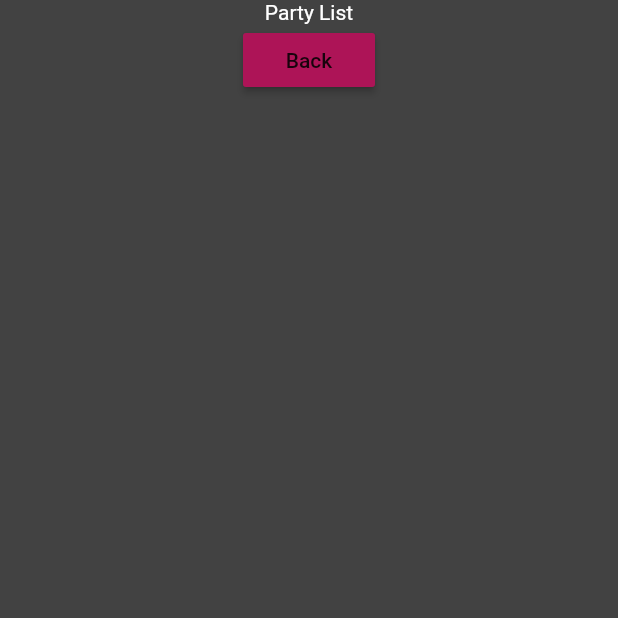
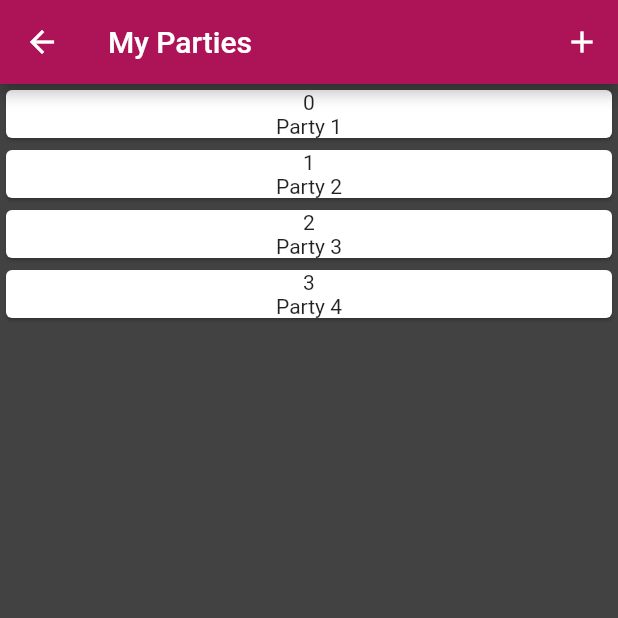
Before and after one commit to MSchmaud/party-app, a Flutter app: the screen it shows once a user with an empty profile is signed in, after a tap on "My Parties", on a phone screen of 412 x 824 dp, the top half of it. Run offline on Flutter 3.47's test engine with Material 2 defaults, Android fonts, the phone set to English and light mode, and no system bars; our stand-ins replace firebase_auth; missing offline and left inert: flutter_auth_buttons; accounts and stored records are empty.

Commit message:
made page nav better

```diff
--- a/lib/views/acc_page.dart
+++ b/lib/views/acc_page.dart
@@ -10,18 +10,13 @@ class AccountPage extends StatelessWidget {
     final _height = MediaQuery.of(ctxt).size.height;
 
     return Scaffold(
-      body: Container(
-        color: Theme.of(ctxt).backgroundColor,
-        height: _height,
-        width: _width,
-        child: SafeArea(
-          child: Column(
-            children: <Widget>[
-              Text("Account Page"),
-              // Sign out button
+      appBar: AppBar(
+        title: const Text('My Account'),
+        actions: <Widget>[
           IconButton(
             color: Colors.white,
             icon: Icon(Icons.undo),
+            tooltip: 'Sign Out',
             onPressed: () async {
               try{
                 AuthService auth = Provider.of(ctxt).auth;
@@ -32,6 +27,15 @@ class AccountPage extends StatelessWidget {
               }
             }
           ),
+        ],
+      ),
+      body: Container(
+        color: Theme.of(ctxt).backgroundColor,
+        height: _height,
+        width: _width,
+        child: SafeArea(
+          child: Column(
+            children: <Widget>[
 
               // DO ALL ACCOUNT STUFF HERE
 
@@ -55,6 +59,11 @@ class AccountPage extends StatelessWidget {
 
 // PAGE FOR THE PARTY LIST ROUTE
 class PartyList extends StatelessWidget {
+
+  final List<String> partiesList = [
+    "Party 1", "Party 2", "Party 3", "Party 4"
+  ];
+
   @override
   Widget build(BuildContext ctxt) {
 
@@ -62,25 +71,38 @@ class PartyList extends StatelessWidget {
     final _height = MediaQuery.of(ctxt).size.height;
 
     return Scaffold(
+      appBar: AppBar(
+        title: const Text('My Parties'),
+        actions: <Widget>[
+          IconButton(
+            icon: Icon(Icons.add),
+            tooltip: 'Go Back',
+            onPressed: () {
+              // ADD A NEW CARD
+            },
+          ),
+        ]
+      ),
       body: Container(
         color: Theme.of(ctxt).backgroundColor,
         height: _height,
         width: _width,
         child: SafeArea(
+          child: new ListView.builder(
+            itemCount: partiesList.length,
+            itemBuilder: (BuildContext ctxt, int index) {
+              return Container(
+                child: Card(
                   child: Column(
                     children: <Widget>[
-              Text("Party List", style: TextStyle(color: Colors.white)),
-              RaisedButton(
-                color: Theme.of(ctxt).primaryColor,
-                child: Text(
-                  "Back"
+                      Text(index.toString()),
+                      Text(partiesList[index]),
+                    ],
+                  )
                 ),
-                onPressed: () {
-                  Navigator.pop(ctxt);
+              );
             }
           ),
-            ]
-          )
         ),
       ),
     );
--- a/lib/views/home_view.dart
+++ b/lib/views/home_view.dart
@@ -1,5 +1,7 @@
 import 'package:flutter/material.dart';
 import "package:partyApp/views/acc_page.dart";
+import "package:partyApp/views/swipe_page.dart";
+import "package:partyApp/views/invites_page.dart";
 
 class Home extends StatefulWidget {
   @override
@@ -13,8 +15,8 @@ class _HomeState extends State<Home>{
   int _currentIndex = 0;
   final List<Widget> _children = [
     AccountPage(),
-    AccountPage(),
-    AccountPage(),
+    SwipePage(),
+    InvitesPage(),
   ];
 
   @override
@@ -48,18 +50,3 @@ class _HomeState extends State<Home>{
     });
   }
 }
-
-
-// Sign out button
-              //IconButton(
-                //icon: Icon(Icons.undo),
-                //onPressed: () async {
-                  //try{
-                    //AuthService auth = Provider.of(ctxt).auth;
-                    //await auth.signOut();
-                    //print("signed Out!");
-                  //} catch (e){
-                    //print(e);
-                  //}
-                //}
-              //),
--- a/lib/views/invites_page.dart
+++ b/lib/views/invites_page.dart
@@ -8,6 +8,9 @@ class InvitesPage extends StatelessWidget {
     final _height = MediaQuery.of(ctxt).size.height;
 
     return Scaffold(
+      appBar: AppBar(
+        title: const Text('Invites'),
+      ),
       body: Container(
         color: Theme.of(ctxt).backgroundColor,
         height: _height,
@@ -15,7 +18,9 @@ class InvitesPage extends StatelessWidget {
         child: SafeArea(
           child: Column(
             children: <Widget>[
-              Text("Invites Page"),
+
+              // EVERYTHING IN INVITES PAGE
+
             ],
           ),
         ),
```
Lines whose indentation alone changed are shown as unchanged.
